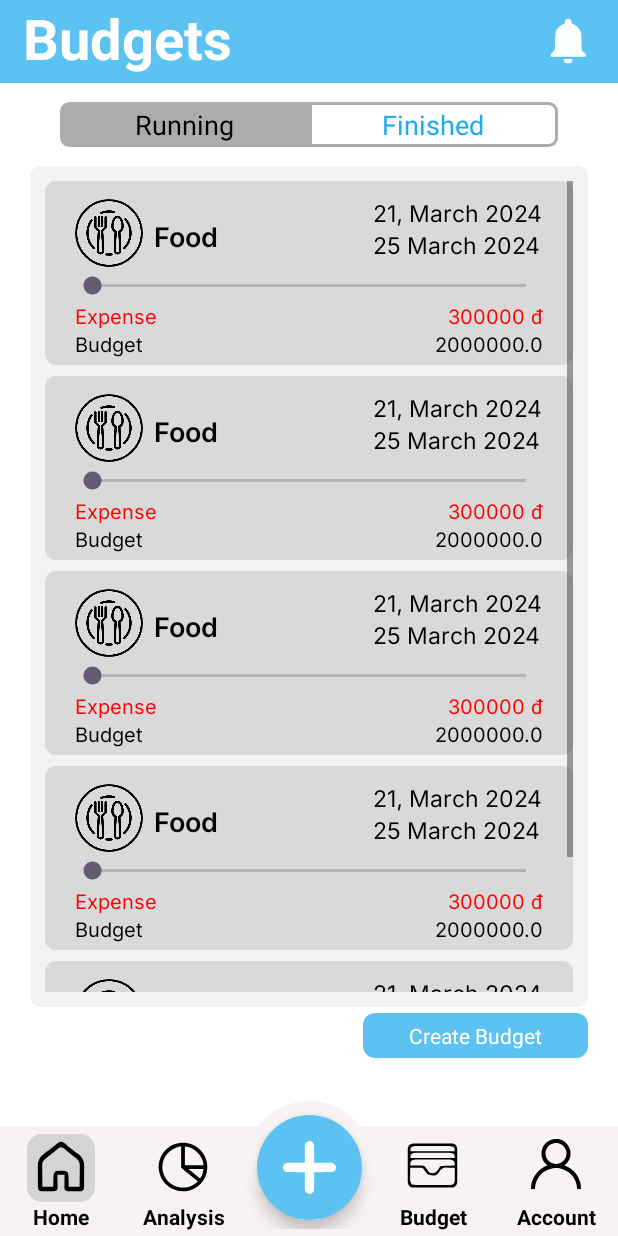
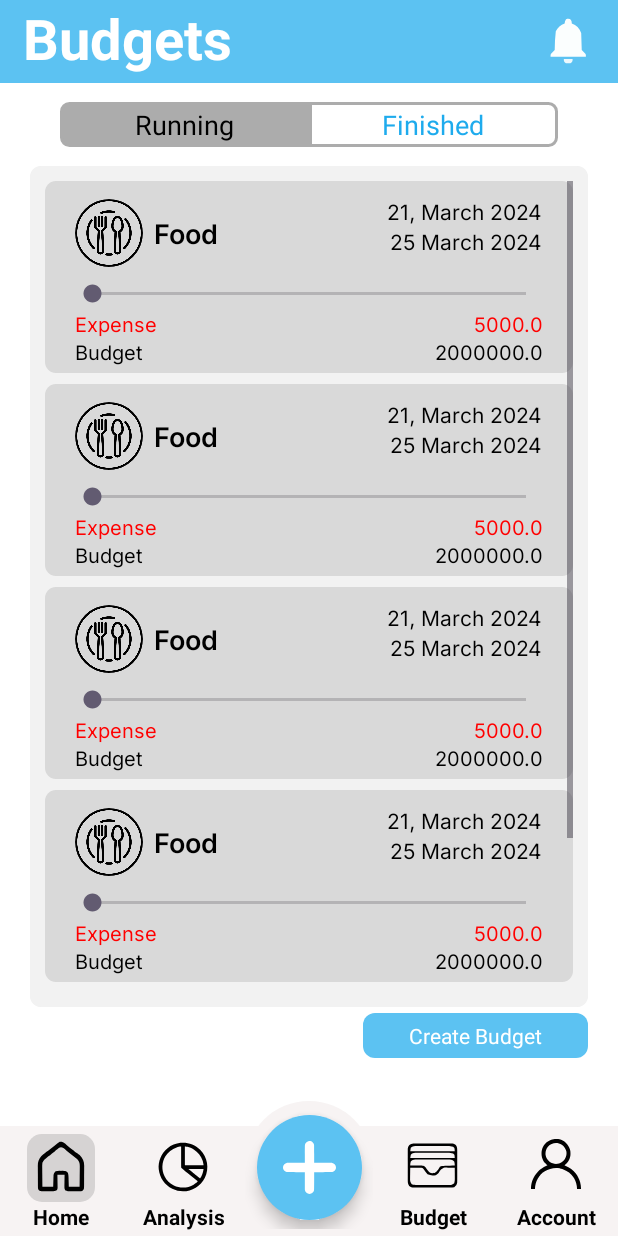
Before and after one commit to NDHunq/SE114_QLCT, an Android app: the fragment Budget_fragment placed in its activity, after a tap on "Finished", on a phone screen of 412 x 824 dp. Run offline under Robolectric (Android 15) with nearby library versions, the light colour scheme and no system bars; 2 other taps on this screen came first.

Commit message:
GET list budget

```diff
--- a/app/src/main/java/com/example/qlct/API_Utils/BudgetAPIUtil.java
+++ b/app/src/main/java/com/example/qlct/API_Utils/BudgetAPIUtil.java
@@ -8,7 +8,6 @@ import com.example.qlct.API_Config;
 import com.example.qlct.API_Entity.CreateNoRenewBudgetEntity;
 import com.example.qlct.API_Entity.CreateRenewBudgetEntity;
 import com.example.qlct.API_Entity.GetAllBudget;
-import com.example.qlct.API_Entity.GetAllWalletsEntity;
 import com.google.gson.Gson;
 import com.google.gson.reflect.TypeToken;
 
--- a/app/src/main/java/com/example/qlct/Budget/Budget_adapter.java
+++ b/app/src/main/java/com/example/qlct/Budget/Budget_adapter.java
@@ -48,6 +48,7 @@ public class Budget_adapter extends BaseAdapter {
         TextView fromday=convertView.findViewById(R.id.fromday);
         TextView today=convertView.findViewById(R.id.today);
         TextView maxmoney=convertView.findViewById(R.id.maxmoney);
+        TextView expense=convertView.findViewById(R.id.expense);
         //gán giá trị
         Budget budget=listBudget.get(position);
         image.setImageResource(budget.getImage());
@@ -55,6 +56,7 @@ public class Budget_adapter extends BaseAdapter {
         fromday.setText(budget.getFromDate());
         today.setText(budget.getToDate());
         maxmoney.setText( String.valueOf(budget.getMax_money()));
+        expense.setText(String.valueOf(budget.getCurent_money()));
 
         return convertView;
     }
--- a/app/src/main/java/com/example/qlct/Fragment/Budget_fragment.java
+++ b/app/src/main/java/com/example/qlct/Fragment/Budget_fragment.java
@@ -72,6 +72,11 @@ public class Budget_fragment extends Fragment {
         running_budget=view.findViewById(R.id.running_budget);
         //CALL API
             allBudgets=new BudgetAPIUtil().getAllBudgets();
+            if(allBudgets==null){
+               Log.d("Budget","null");
+            }
+            else
+                Log.d("Budget",allBudgets.size()+"");
         bell.setOnClickListener(new View.OnClickListener() {
             @Override
             public void onClick(View v) {
--- a/app/src/main/res/layout/budget_list_item.xml
+++ b/app/src/main/res/layout/budget_list_item.xml
@@ -35,7 +35,7 @@
                 android:layout_height="wrap_content"
                 android:layout_gravity="center"
                 android:gravity="center"
-                android:layout_marginTop="14dp"
+                android:layout_marginTop="12dp"
                 android:fontFamily="@font/inter_semibold"
                 android:text="Food"
                 android:textColor="@color/black"
@@ -62,18 +62,18 @@
                     android:fontFamily="@font/inter"
                     android:text="Today, 21 March 2024"
                     android:textColor="@color/black"
-                    android:textSize="15dp">
+                    android:textSize="14dp">
 
                 </TextView>
                 <TextView
                     android:id="@+id/today"
                     android:layout_width="wrap_content"
                     android:layout_height="wrap_content"
-                    android:layout_gravity="left"
+                    android:layout_gravity="right"
                     android:fontFamily="@font/inter"
                     android:text="-Tuesday 26, March 2024"
                     android:textColor="@color/black"
-                    android:textSize="15dp">
+                    android:textSize="14dp">
 
                 </TextView>
             </LinearLayout>
@@ -89,6 +89,7 @@
         <SeekBar
             android:layout_width="match_parent"
             android:layout_height="20dp"
+            android:layout_marginTop="5dp"
             android:layout_marginStart="5dp"
             android:layout_marginEnd="5dp"
             android:allowClickWhenDisabled="true"
```
Also changed, not shown: app/src/main/java/com/example/qlct/API_Entity/GetAllBudget.java (+4 -4 lines), app/src/main/java/com/example/qlct/Budget/Budget.java (+12 -0 lines), app/src/main/java/com/example/qlct/Budget/BudgetRunningFragment.java (+9 -8 lines).
